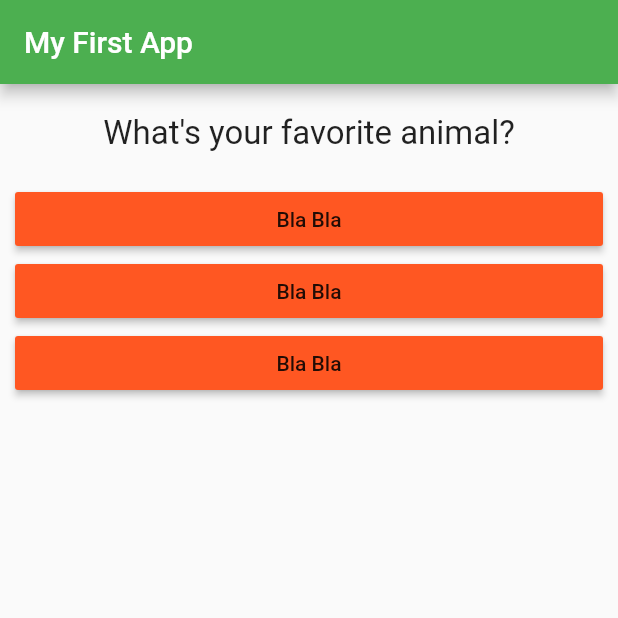
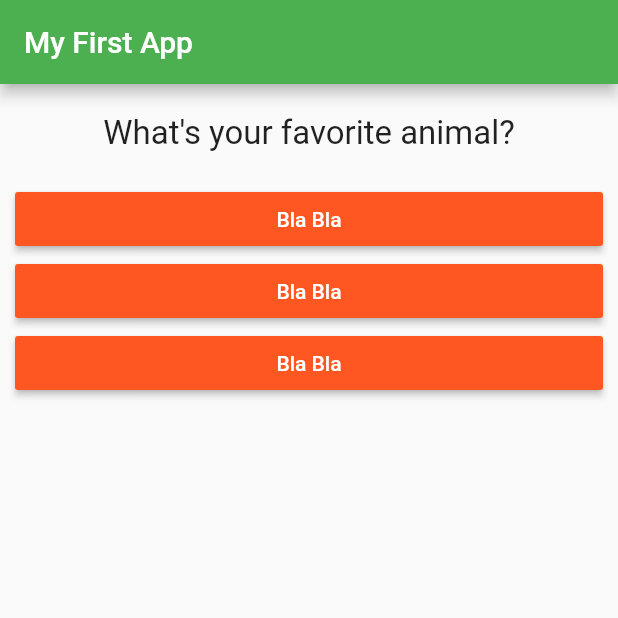
Before and after one commit to EngincanVaran/Quiz-App, a Flutter app: the screen it shows after launch, after a tap on "Bla Bla", on a phone screen of 412 x 824 dp, the top half of it. Run offline on Flutter 3.47's test engine with Material 2 defaults, Android fonts, the phone set to English and light mode, and no system bars.

Commit message:
Added a Quick BugFix

```diff
--- a/lib/answer.dart
+++ b/lib/answer.dart
@@ -12,7 +12,12 @@ class Answer extends StatelessWidget {
       margin: EdgeInsets.only(left: 10, right: 10),
       child: RaisedButton(
         color: Colors.deepOrange,
-        child: Text("Bla Bla"),
+        child: Text(
+          "Bla Bla",
+          style: TextStyle(
+            color: Colors.white,
+          ),
+        ),
         onPressed: selectHandler,
       ),
     );
--- a/lib/main.dart
+++ b/lib/main.dart
@@ -29,15 +29,23 @@ class _MyAppState extends State<MyApp> {
 
   void _answerQuestion() {
     setState(() {
-      _questionIndex += 1;
+      if (_questionIndex < 4)
+        _questionIndex += 1;
+      else {
+        _questionIndex = 0;
+        print("Debugger --> Out of Questions!");
+      }
     });
-    print("Debugger --> Answered");
+    print("Debugger --> Answered with Button.");
   }
 
   Widget build(BuildContext context) {
     var questions = [
       "What's your favorite color?",
       "What's your favorite animal?",
+      "What's your favorite plant?",
+      "What's your favorite course?",
+      "What's your favorite teacher?",
     ];
 
     return MaterialApp(
```
